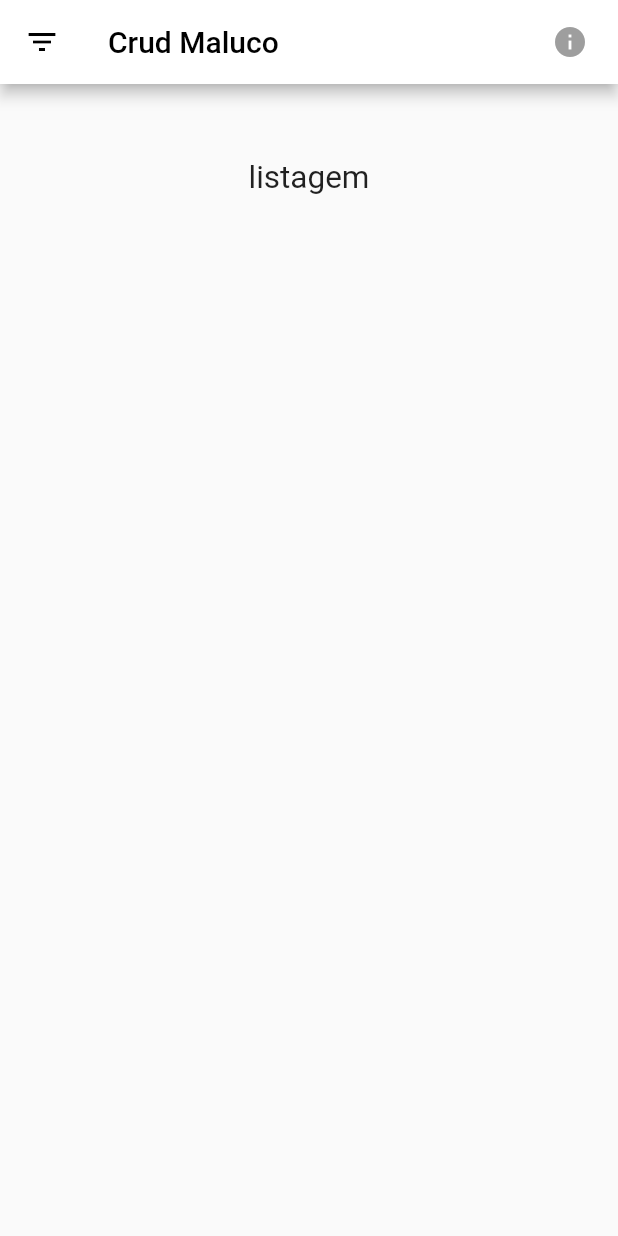
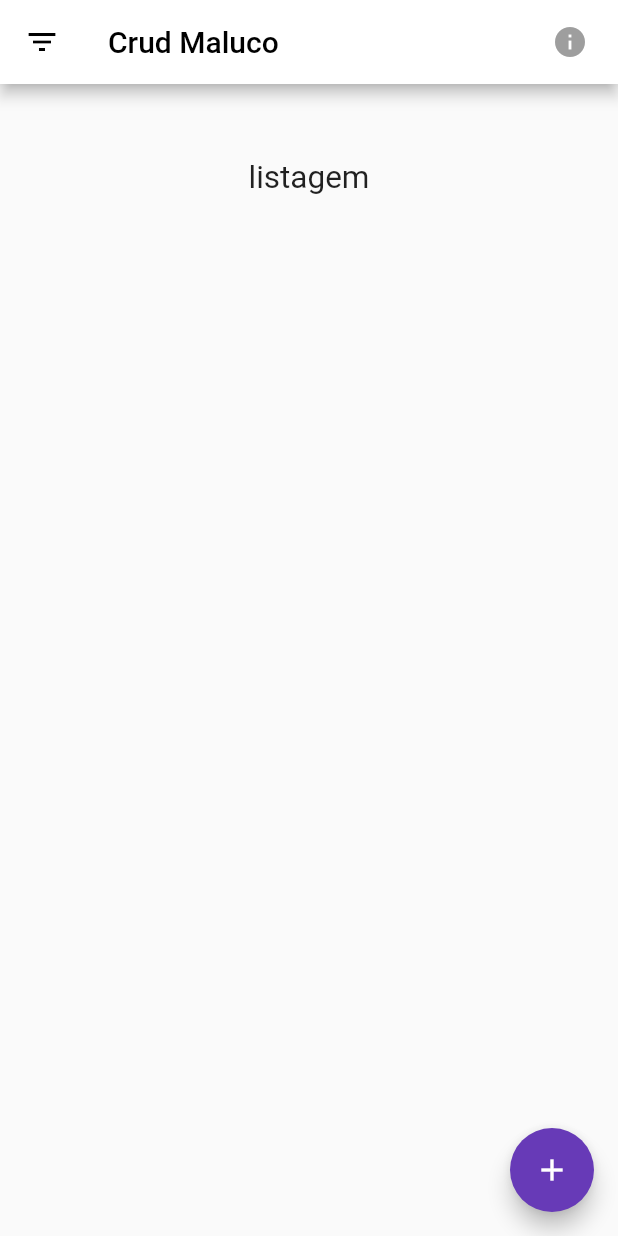
Before and after one commit to LucasPitol/CrudMaluco, a Flutter app: the screen it shows after launch, after a tap on the "filter list" icon, on a phone screen of 412 x 824 dp. Run offline on Flutter 3.47's test engine with Material 2 defaults, Android fonts, the phone set to English and light mode, and no system bars; Roboto replaces fonts that are missing (RobotoMono).

Commit message:
CD-DEV-5 tarefa 4

```diff
--- a/flutterApp/crud_maluco_app/lib/main.dart
+++ b/flutterApp/crud_maluco_app/lib/main.dart
@@ -11,6 +11,17 @@ class MyApp extends StatefulWidget {
 }
 
 class _CDState extends State<MyApp> {
+  FloatingActionButtonLocation _addFabLocation =
+      FloatingActionButtonLocation.endDocked;
+
+  void openFilter() {
+    var x = 1;
+
+    var y = x + 1;
+
+    x = y + 1;
+  }
+
   @override
   Widget build(BuildContext context) {
     return MaterialApp(
@@ -22,7 +33,7 @@ class _CDState extends State<MyApp> {
             style: TextStyle(color: Colors.black),
           ),
           leading: GestureDetector(
-            onTap: () {},
+            onTap: openFilter,
             child: Icon(
               Icons.filter_list,
               color: Colors.black,
@@ -43,11 +54,22 @@ class _CDState extends State<MyApp> {
             ),
           ],
         ),
+        // AppBar }
         body: Column(
           children: [
             ListagemComponent(),
           ],
         ),
+        floatingActionButton: FloatingActionButton(
+          backgroundColor: Colors.deepPurple,
+          child: Icon(
+            Icons.add,
+            color: Colors.white,
+          ),
+          onPressed: openFilter,
+        ),
+        // floatingActionButtonLocation: this._addFabLocation,
+        // bottomNavigationBar: this._buildBottomAppBar(context),
       ),
     );
   }
```
